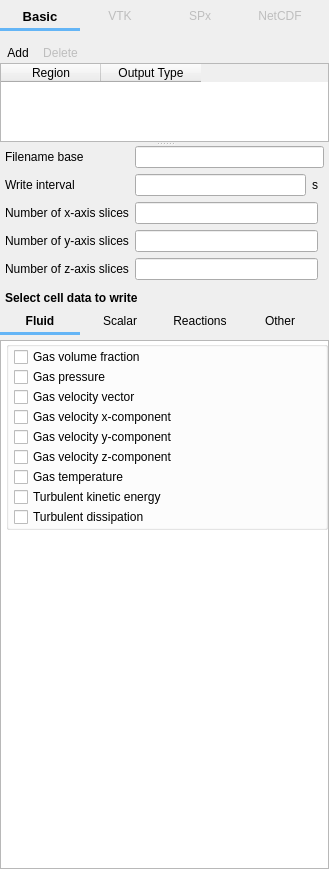
Before: the Qt Designer form mfixgui/uifiles/output.ui in truongd8593/mfix, drawn with Qt 5.
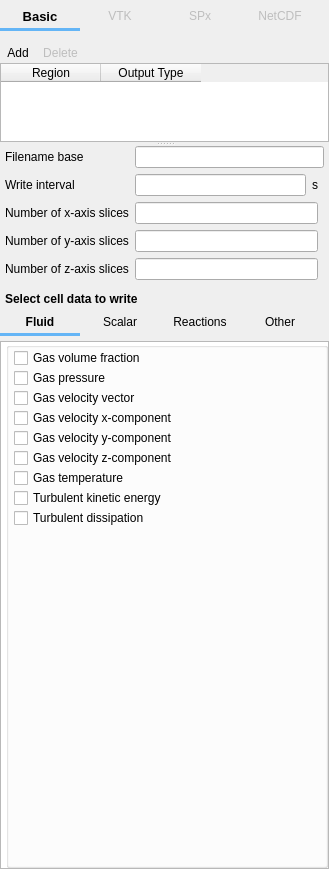
After: the same form once the commit is applied. Custom widgets are drawn as their Qt base class.

Commit message: work on Output pane

The edit to the form file:
```diff
--- a/mfixgui/uifiles/output.ui
+++ b/mfixgui/uifiles/output.ui
@@ -863,7 +863,7 @@
                     <x>0</x>
                     <y>0</y>
                     <width>327</width>
-                    <height>522</height>
+                    <height>395</height>
                    </rect>
                   </property>
                   <layout class="QGridLayout" name="gridLayout_11">
@@ -907,19 +907,6 @@
                        <property name="spacing">
                         <number>0</number>
                        </property>
-                       <item row="1" column="0">
-                        <spacer name="spacer_cell_data">
-                         <property name="orientation">
-                          <enum>Qt::Vertical</enum>
-                         </property>
-                         <property name="sizeHint" stdset="0">
-                          <size>
-                           <width>20</width>
-                           <height>40</height>
-                          </size>
-                         </property>
-                        </spacer>
-                       </item>
                        <item row="0" column="0">
                         <widget class="QGroupBox" name="groupbox_cell_data_fluid">
                          <property name="font">
@@ -950,77 +937,74 @@
                           <property name="spacing">
                            <number>0</number>
                           </property>
-                          <item row="1" column="0">
+                          <item row="0" column="0">
                            <widget class="CheckBox" name="checkbox_keyword_vtk_ep_g_args_V">
                             <property name="text">
                              <string>Gas volume fraction</string>
                             </property>
                            </widget>
                           </item>
-                          <item row="2" column="0">
+                          <item row="1" column="0">
                            <widget class="CheckBox" name="checkbox_keyword_vtk_p_g_args_V">
                             <property name="text">
                              <string>Gas pressure</string>
                             </property>
                            </widget>
                           </item>
-                          <item row="3" column="0">
+                          <item row="2" column="0">
                            <widget class="CheckBox" name="checkbox_keyword_vtk_vel_g_args_V">
                             <property name="text">
                              <string>Gas velocity vector</string>
                             </property>
                            </widget>
                           </item>
-                          <item row="4" column="0">
+                          <item row="3" column="0">
                            <widget class="CheckBox" name="checkbox_keyword_vtk_v_g_args_V">
                             <property name="text">
                              <string>Gas velocity x-component</string>
                             </property>
                            </widget>
                           </item>
-                          <item row="5" column="0">
+                          <item row="4" column="0">
                            <widget class="CheckBox" name="checkbox_keyword_vtk_u_g_args_V">
                             <property name="text">
                              <string>Gas velocity y-component</string>
                             </property>
                            </widget>
                           </item>
-                          <item row="6" column="0">
+                          <item row="5" column="0">
                            <widget class="CheckBox" name="checkbox_keyword_vtk_w_g_args_V">
                             <property name="text">
                              <string>Gas velocity z-component</string>
                             </property>
                            </widget>
                           </item>
-                          <item row="7" column="0">
+                          <item row="6" column="0">
                            <widget class="CheckBox" name="checkbox_keyword_vtk_t_g_args_V">
                             <property name="text">
                              <string>Gas temperature</string>
                             </property>
                            </widget>
                           </item>
-                          <item row="8" column="0">
+                          <item row="7" column="0">
                            <widget class="CheckBox" name="checkbox_keyword_vtk_k_turb_g_args_V">
                             <property name="text">
                              <string>Turbulent kinetic energy</string>
                             </property>
                            </widget>
                           </item>
-                          <item row="9" column="0">
+                          <item row="8" column="0">
                            <widget class="CheckBox" name="checkbox_keyword_vtk_e_turb_g_args_V">
                             <property name="text">
                              <string>Turbulent dissipation</string>
                             </property>
                            </widget>
                           </item>
-                          <item row="0" column="0">
-                           <spacer name="verticalSpacer_5">
+                          <item row="9" column="0">
+                           <spacer name="verticalSpacer_6">
                             <property name="orientation">
                              <enum>Qt::Vertical</enum>
                             </property>
-                            <property name="sizeType">
-                             <enum>QSizePolicy::Fixed</enum>
-                            </property>
                             <property name="sizeHint" stdset="0">
                              <size>
                               <width>20</width>
@@ -1193,7 +1177,7 @@
                   <number>5</number>
                  </property>
                  <property name="topMargin">
-                  <number>0</number>
+                  <number>1</number>
                  </property>
                  <item>
                   <widget class="QLabel" name="label_cell_data">
```
Left out of the diff: 24 changed lines with no effect on the pictures. The commit also changes 1 other file.
